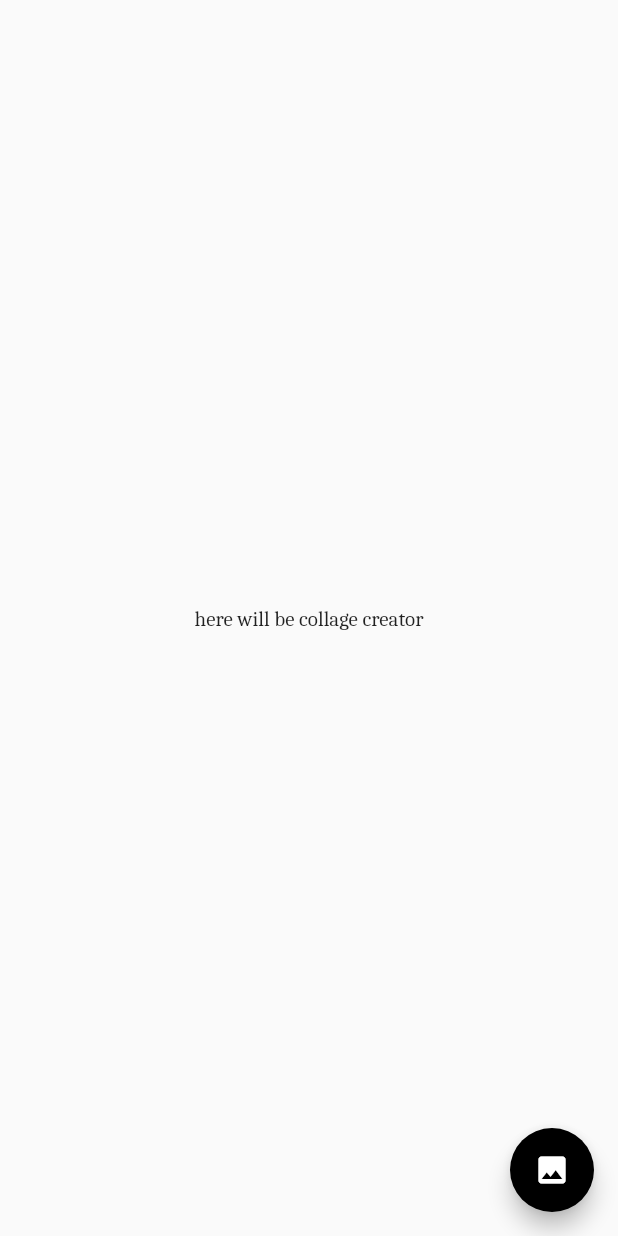
After one commit to gkubiak92/ediphot, a Flutter app: the screen it shows after launch, after a tap on "Collage", on a phone screen of 412 x 824 dp. The commit adds this screen. Run offline on Flutter 3.47's test engine with Material 2 defaults, Android fonts, the phone set to English and light mode, and no system bars.

Commit message:
Add screens and routing

```diff
--- a/lib/main.dart
+++ b/lib/main.dart
@@ -1,3 +1,7 @@
+import 'package:ediphot/screens/collage/editphotoscreen.dart';
+import 'package:ediphot/screens/editphoto/editphotoscreen.dart';
+import 'package:ediphot/screens/magicretouch/editphotoscreen.dart';
+import 'package:ediphot/screens/takephoto/takephotoscreen.dart';
 import 'package:ediphot/theme/style.dart';
 import 'package:flutter/material.dart';
 
@@ -14,6 +18,12 @@ class MyApp extends StatelessWidget {
       title: 'Flutter Demo',
       theme: appTheme(),
       home: HomeScreen(),
+      routes: {
+        TakePhotoScreen.routeName: (context) => TakePhotoScreen(),
+        EditPhotoScreen.routeName: (context) => EditPhotoScreen(),
+        CollageScreen.routeName: (context) => CollageScreen(),
+        MagicRetouchScreen.routeName: (context) => MagicRetouchScreen(),
+      },
     );
   }
 }
--- /dev/null
+++ b/lib/screens/collage/editphotoscreen.dart
@@ -0,0 +1,18 @@
+import 'package:flutter/material.dart';
+
+class CollageScreen extends StatelessWidget {
+  static const routeName = '/collage';
+
+  @override
+  Widget build(BuildContext context) {
+    return Scaffold(
+      body: Center(
+        child: Text('here will be collage creator'),
+      ),
+      floatingActionButton: FloatingActionButton(
+        child: Icon(Icons.image),
+        onPressed: () {},
+      ),
+    );
+  }
+}
--- a/lib/screens/home/homescreen.dart
+++ b/lib/screens/home/homescreen.dart
@@ -1,4 +1,8 @@
+import 'package:ediphot/screens/collage/editphotoscreen.dart';
+import 'package:ediphot/screens/editphoto/editphotoscreen.dart';
 import 'package:ediphot/screens/home/widgets/homecard.dart';
+import 'package:ediphot/screens/magicretouch/editphotoscreen.dart';
+import 'package:ediphot/screens/takephoto/takephotoscreen.dart';
 import 'package:flutter/material.dart';
 
 class HomeScreen extends StatelessWidget {
@@ -50,6 +54,7 @@ class HomeScreen extends StatelessWidget {
                               image:
                                   Image.asset('assets/undraw_take_photo.png'),
                               title: 'Take photo',
+                              routeName: TakePhotoScreen.routeName,
                             ),
                             SizedBox(
                               height: 20,
@@ -64,6 +69,7 @@ class HomeScreen extends StatelessWidget {
                             HomeCard(
                               image: Image.asset('assets/undraw_gallery.png'),
                               title: 'Choose photo',
+                              routeName: EditPhotoScreen.routeName,
                             ),
                           ],
                         ),
@@ -77,6 +83,7 @@ class HomeScreen extends StatelessWidget {
                             HomeCard(
                               image: Image.asset('assets/undraw_collage.png'),
                               title: 'Collage',
+                              routeName: CollageScreen.routeName,
                             ),
                             SizedBox(
                               height: 20,
@@ -91,6 +98,7 @@ class HomeScreen extends StatelessWidget {
                             HomeCard(
                               image: Image.asset('assets/undraw_retouch.png'),
                               title: 'Magic retouch',
+                              routeName: MagicRetouchScreen.routeName,
                             ),
                           ],
                         ),
--- a/lib/screens/home/widgets/homecard.dart
+++ b/lib/screens/home/widgets/homecard.dart
@@ -3,12 +3,16 @@ import 'package:flutter/material.dart';
 class HomeCard extends StatelessWidget {
   final String title;
   final Widget image;
+  final String routeName;
 
-  const HomeCard({Key key, this.title, this.image}) : super(key: key);
+  const HomeCard({Key key, this.title, this.image, this.routeName})
+      : super(key: key);
 
   @override
   Widget build(BuildContext context) {
-    return Card(
+    return GestureDetector(
+      onTap: () => Navigator.of(context).pushNamed(routeName),
+      child: Card(
         elevation: 8.0,
         shape: RoundedRectangleBorder(
           borderRadius: BorderRadius.all(
@@ -32,6 +36,7 @@ class HomeCard extends StatelessWidget {
             ),
           ),
         ),
+      ),
     );
   }
 }
```
Also changed, not shown: lib/screens/editphoto/editphotoscreen.dart (added, +18 -0 lines), lib/screens/magicretouch/editphotoscreen.dart (added, +18 -0 lines), lib/screens/takephoto/takephotoscreen.dart (added, +18 -0 lines). Lines whose indentation alone changed are shown as unchanged.
